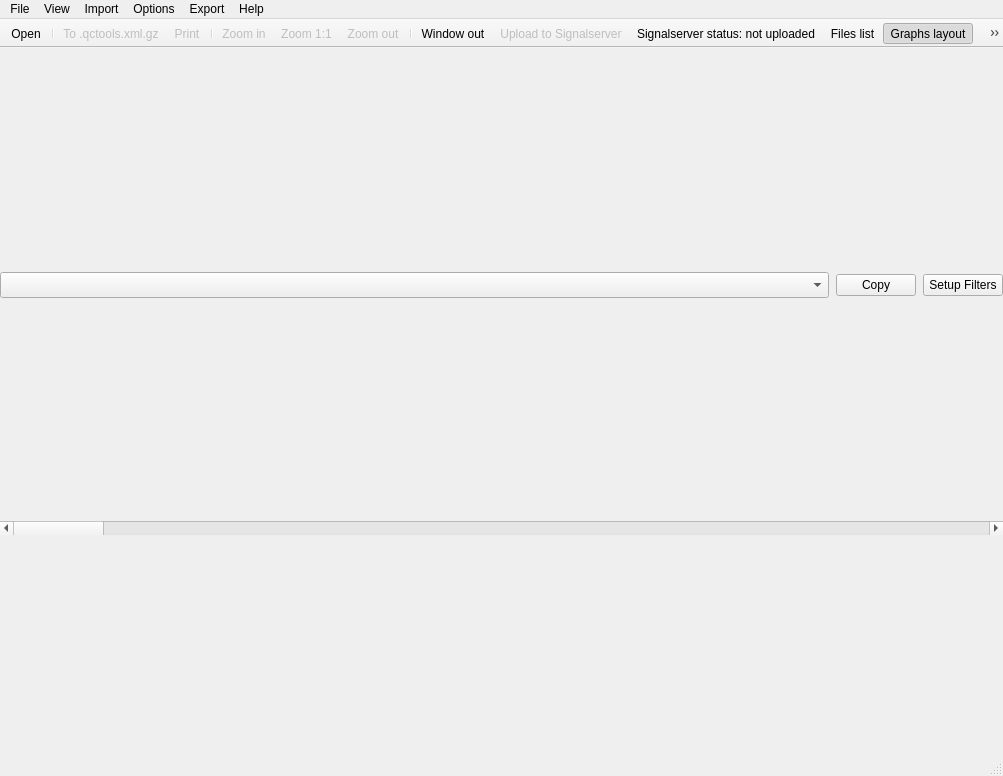
Qt form Source/GUI/mainwindow.ui (bavc/qctools) before a commit.
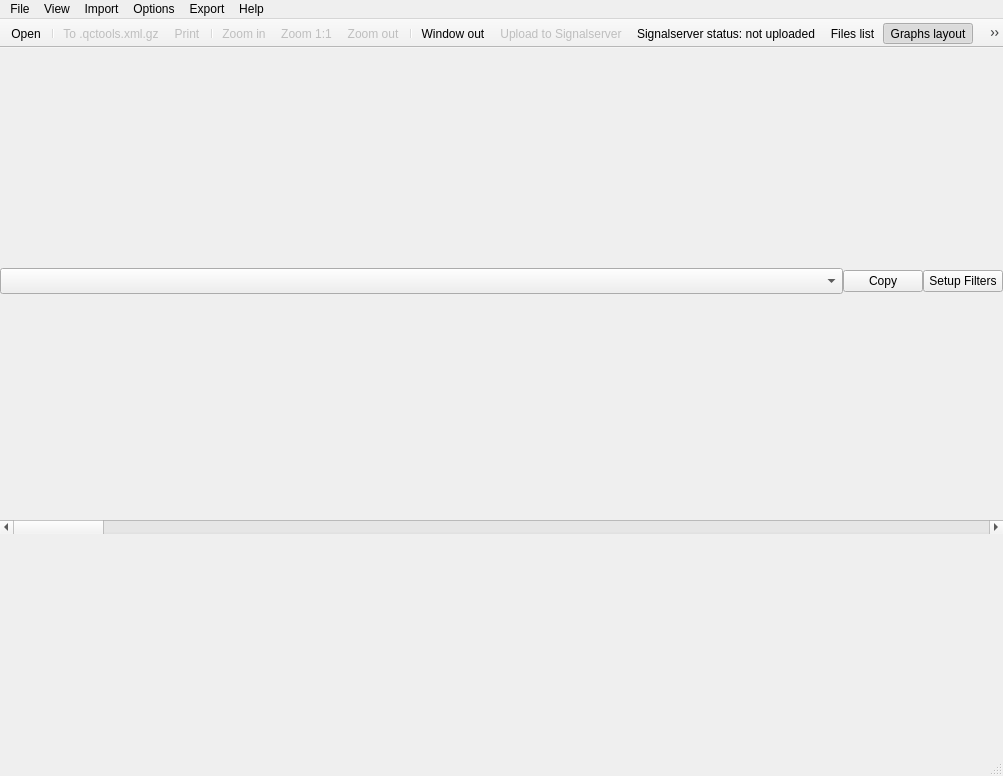
The same form after that commit. Icons and pictures are not drawn.

Commit message: workaround for layouting issue on switching to files list

```diff
--- a/Source/GUI/mainwindow.ui
+++ b/Source/GUI/mainwindow.ui
@@ -19,7 +19,7 @@
      <number>0</number>
     </property>
     <property name="topMargin">
-     <number>7</number>
+     <number>0</number>
     </property>
     <property name="rightMargin">
      <number>0</number>
@@ -36,9 +36,34 @@
        <number>0</number>
       </property>
       <item>
+       <widget class="QWidget" name="" native="true">
+        <property name="sizePolicy">
+         <sizepolicy hsizetype="Preferred" vsizetype="Fixed">
+          <horstretch>0</horstretch>
+          <verstretch>0</verstretch>
+         </sizepolicy>
+        </property>
+        <property name="minimumSize">
+         <size>
+          <width>0</width>
+          <height>28</height>
+         </size>
+        </property>
        <layout class="QHBoxLayout" name="horizontalLayout">
         <property name="spacing">
-         <number>7</number>
+          <number>0</number>
+         </property>
+         <property name="leftMargin">
+          <number>0</number>
+         </property>
+         <property name="topMargin">
+          <number>0</number>
+         </property>
+         <property name="rightMargin">
+          <number>0</number>
+         </property>
+         <property name="bottomMargin">
+          <number>0</number>
         </property>
         <item>
          <widget class="QComboBox" name="fileNamesBox">
@@ -74,6 +99,7 @@
          </widget>
         </item>
        </layout>
+       </widget>
       </item>
      </layout>
     </item>
```
Lines whose indentation alone changed are shown as unchanged.
